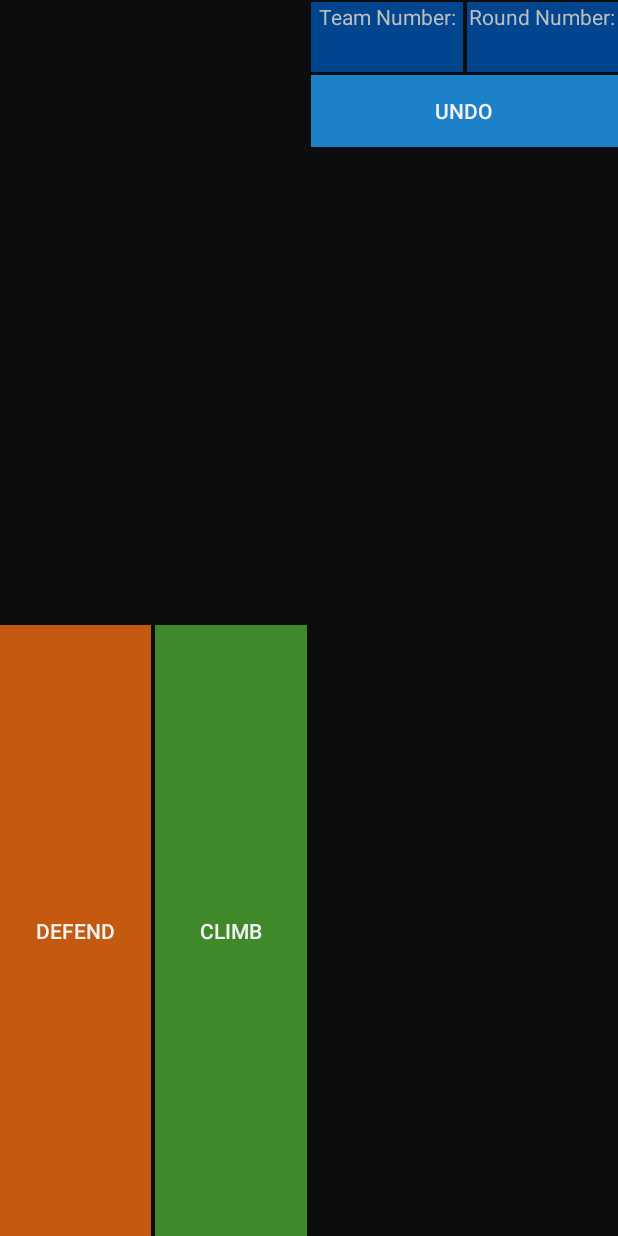
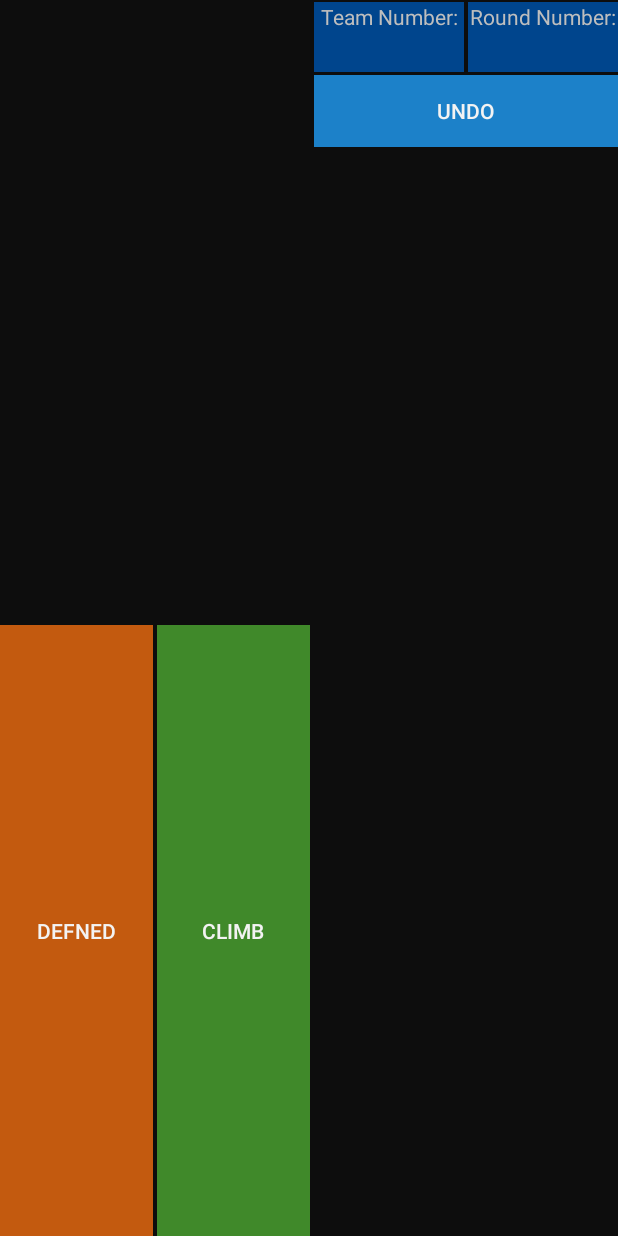
Before and after one commit to IfElifElse/BibleReaderAndroid, an Android app: the GameScoring screen opened directly, with no data from a screen before it, on a phone screen of 412 x 824 dp. Run offline under Robolectric (Android 15) with nearby library versions, the phone set to English and light mode, and no system bars.

```diff
--- a/app/src/main/res/layout/activity_game_scoring.xml
+++ b/app/src/main/res/layout/activity_game_scoring.xml
@@ -25,6 +25,7 @@
         android:id="@+id/scoringLayout"
         android:layout_width="0dp"
         android:layout_height="415dp"
+        android:layout_marginStart="4dp"
         app:layout_constraintBottom_toTopOf="@+id/defendClimbLayout"
         app:layout_constraintEnd_toStartOf="@+id/undoLayout"
         app:layout_constraintStart_toStartOf="parent"
@@ -81,7 +82,7 @@
             android:layout_marginRight="1dp"
             android:layout_weight="1"
             android:background="@color/darkOrange"
-            android:text="Defend" />
+            android:text="Defned" />
 
         <Button
             android:id="@+id/climbButton"
```
